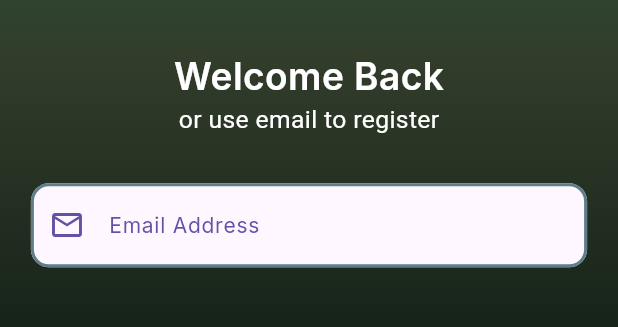
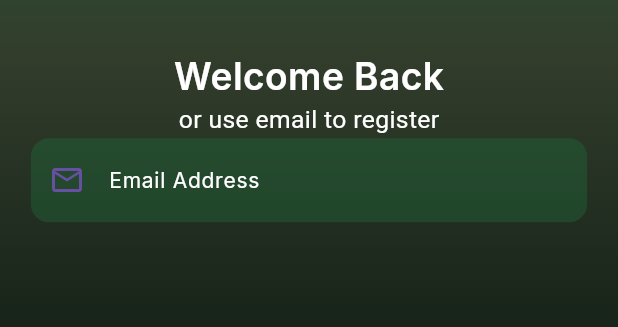
Before and after one commit to kwakyebrilliant/ebela, a Flutter app: the screen it shows after launch, on a phone screen of 412 x 824 dp, the part 319-646 px from its top. Run offline on Flutter 3.47's test engine with Material 3 defaults, Android fonts, the phone set to English and light mode, and no system bars; our stand-ins replace flutter_keyboard_visibility, google_fonts.

Commit message:
textformfield updated

```diff
--- a/lib/utility/textformfield/mytextformfield.dart
+++ b/lib/utility/textformfield/mytextformfield.dart
@@ -10,6 +10,7 @@ class MyTextFormField extends StatelessWidget {
     this.suffixIcon,
     this.controller,
     this.validator,
+    this.fontSize,
   });
 
   final dynamic labelText;
@@ -18,42 +19,34 @@ class MyTextFormField extends StatelessWidget {
   final dynamic obscureText;
   final dynamic controller;
   final dynamic validator;
+  final dynamic fontSize;
 
   @override
   Widget build(BuildContext context) {
-    return Padding(
-      padding: const EdgeInsets.only(top: 30.0),
-      child: TextFormField(
+    return TextFormField(
       obscureText: obscureText,
       controller: controller,
       validator: validator,
       decoration: InputDecoration(
-          enabledBorder: OutlineInputBorder(
-            borderSide: const BorderSide(color: Color(0xFF607D8B), width: 2.0),
-            borderRadius: BorderRadius.circular(12.0),
-          ),
-          focusedBorder: OutlineInputBorder(
-            borderSide: const BorderSide(color: Color(0xFF607D8B), width: 2.0),
-            borderRadius: BorderRadius.circular(12.0),
-          ),
-          fillColor: Theme.of(context).colorScheme.surface,
+        fillColor: Color(0xFF1F6B3B).withValues(alpha: 0.4),
+        filled: true,
         labelText: labelText,
-          labelStyle: GoogleFonts.inter(
-            color: Theme.of(context).colorScheme.primary,
-            fontSize: 14.0,
-          ),
+        labelStyle: GoogleFonts.inter(color: Color(0xFFFFFFFF), fontSize: 14.0),
         prefixIcon: Padding(
           padding: const EdgeInsets.only(right: 8.0, left: 8.0),
           child: Icon(icon, color: Theme.of(context).colorScheme.primary),
         ),
         suffixIcon: Padding(
           padding: const EdgeInsets.only(right: 8.0, left: 8.0),
-            child: Icon(
-              suffixIcon,
-              color: Theme.of(context).colorScheme.primary,
+          child: Icon(suffixIcon, color: Theme.of(context).colorScheme.primary),
         ),
+        enabledBorder: OutlineInputBorder(
+          borderRadius: BorderRadius.circular(12.0),
+          borderSide: BorderSide(color: Colors.transparent),
         ),
-          filled: true,
+        focusedBorder: OutlineInputBorder(
+          borderRadius: BorderRadius.circular(12.0),
+          borderSide: BorderSide(color: Theme.of(context).colorScheme.primary),
         ),
       ),
     );
```
Lines whose indentation alone changed are shown as unchanged.
